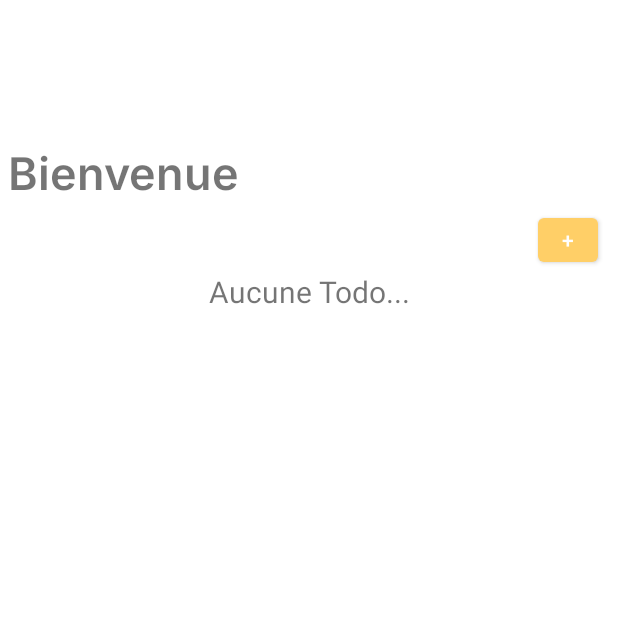
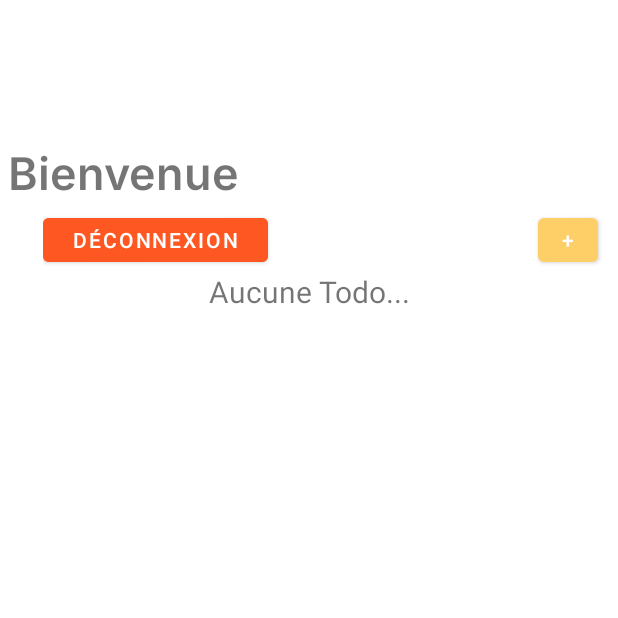
Before and after one commit to Alexys-LAURENT/Bachelor-Iris, an Android app: the Menu screen opened directly, with no data from a screen before it, on a phone screen of 412 x 824 dp, the top half of it. Run offline under Robolectric (Android 15) with nearby library versions, the phone set to English and light mode, and no system bars.

Commit message:
android - add sign out button

```diff
--- a/TaskMate/android/app/src/main/java/com/example/mybongeste/Menu.java
+++ b/TaskMate/android/app/src/main/java/com/example/mybongeste/Menu.java
@@ -39,7 +39,7 @@ public class Menu extends AppCompatActivity {
     private static ArrayList<Todo> mesTodos = new ArrayList<Todo>();
     private TextView welcomeText, emptyText ;
 
-    private Button createToDoBtn;
+    private Button createToDoBtn, logoutBtn;
 
     public static ArrayList<Todo> getMesTodos() {
         return mesTodos;
@@ -76,6 +76,16 @@ public class Menu extends AppCompatActivity {
                 Intent intent = new Intent(Menu.this, TodoForm.class);
                 intent.putExtra("action", "create");
                 intent.putExtra("loggedUser", unePersonne.stringify());
+                startActivity(intent);
+            }
+        });
+
+        this.logoutBtn = findViewById(R.id.logoutButton);
+        this.logoutBtn.setOnClickListener(new View.OnClickListener() {
+            @Override
+            public void onClick(View v) {
+                Intent intent = new Intent(Menu.this, MainActivity.class);
+                Toast.makeText(Menu.this, "Déconnexion réussie", Toast.LENGTH_LONG).show();
                 startActivity(intent);
             }
         });
--- a/TaskMate/android/app/src/main/res/layout/activity_menu.xml
+++ b/TaskMate/android/app/src/main/res/layout/activity_menu.xml
@@ -35,18 +35,34 @@
             android:layout_width="match_parent"
             android:layout_height="41dp"
             android:layout_marginTop="5dp"
-            android:gravity="end"
+            android:gravity="right"
             android:orientation="horizontal">
             >
 
+            <LinearLayout
+                android:layout_width="330dp"
+                android:layout_height="match_parent"
+                android:gravity="left"
+                android:orientation="horizontal">
+                >
+
+
+            <Button
+                android:id="@+id/logoutButton"
+                android:layout_width="150dp"
+                android:layout_height="wrap_content"
+                android:backgroundTint="@color/buttonCancelBackground"
+                android:text="Déconnexion" />
+
+            </LinearLayout>
 
             <Button
                 android:id="@+id/createToDoBtn"
                 android:layout_width="40dp"
                 android:layout_height="wrap_content"
-                android:textColor="#FFFFFF"
                 android:layout_marginEnd="8dp"
-                android:text="+" />
+                android:text="+"
+                android:textColor="#FFFFFF" />
         </LinearLayout>
 
         <TextView
```
